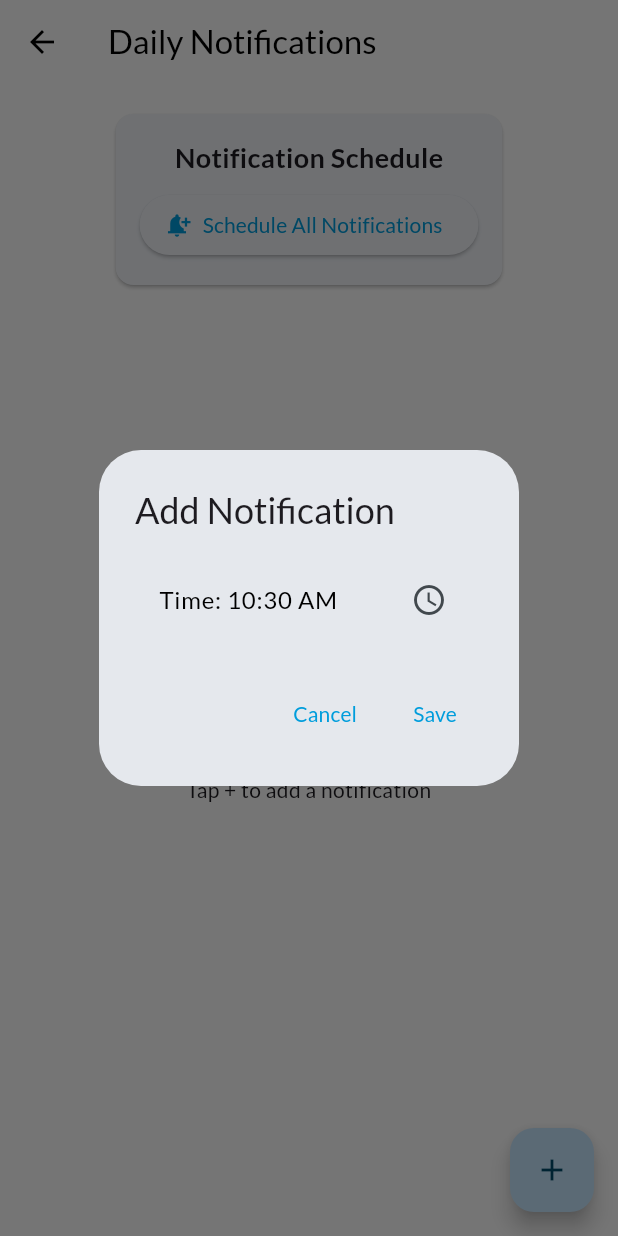
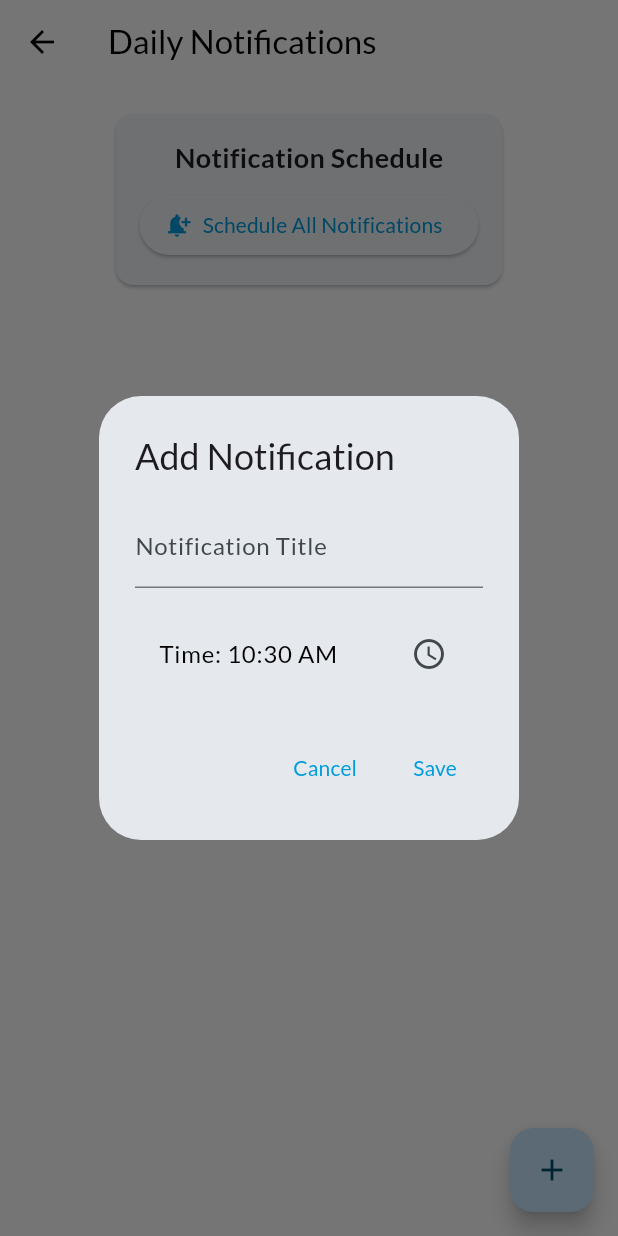
Before and after one commit to nzcv/QuickMath_Kids, a Flutter app: the NotificationScreen screen opened directly, after a tap on the "add" icon, on a phone screen of 412 x 824 dp. Run offline on Flutter 3.47's test engine with Material 3 defaults, Android fonts, the phone set to English and light mode, and no system bars; our stand-ins replace confetti, firebase_core, firebase_messaging, flutter_local_notifications, flutter_riverpod, flutter_tts and 5 more; missing offline and left inert: workmanager; accounts and stored records are empty.

Commit message:
noti functionality is working

```diff
--- a/lib/noti/noti.dart
+++ b/lib/noti/noti.dart
@@ -31,6 +31,7 @@ class _NotificationScreenState extends State<NotificationScreen> {
           .map((item) => {
                 'hour': item['time'].hour,
                 'minute': item['time'].minute,
+                'title': item['title'],
               })
           .toList(),
     );
@@ -38,16 +39,26 @@ class _NotificationScreenState extends State<NotificationScreen> {
     notificationService.scheduleNotifications(notificationSchedule);
   }
 
-  Future<void> _addOrEditNotification([Map<String, dynamic>? existing, int? index]) async {
+  Future<void> _addOrEditNotification(
+      [Map<String, dynamic>? existing, int? index]) async {
     TimeOfDay selectedTime = existing?['time'] ?? TimeOfDay.now();
+    String title = existing?['title'] ?? '';
 
     await showDialog(
       context: context,
       builder: (context) => AlertDialog(
-        title: Text(existing == null ? 'Add Notification' : 'Edit Notification'),
+        title:
+            Text(existing == null ? 'Add Notification' : 'Edit Notification'),
         content: Column(
           mainAxisSize: MainAxisSize.min,
           children: [
+            TextFormField(
+              initialValue: title,
+              decoration:
+                  const InputDecoration(labelText: 'Notification Title'),
+              onChanged: (value) => title = value,
+            ),
+            const SizedBox(height: 16),
             ListTile(
               title: Text('Time: ${selectedTime.format(context)}'),
               trailing: const Icon(Icons.access_time),
@@ -71,9 +82,11 @@ class _NotificationScreenState extends State<NotificationScreen> {
           ),
           TextButton(
             onPressed: () {
+              if (title.isNotEmpty) {
                 setState(() {
                   final newSchedule = {
                     'time': selectedTime,
+                    'title': title,
                   };
                   if (existing == null) {
                     notificationSchedule.add(newSchedule);
@@ -83,6 +96,7 @@ class _NotificationScreenState extends State<NotificationScreen> {
                 });
                 saveSchedule();
                 Navigator.pop(context);
+              }
             },
             child: const Text('Save'),
           ),
@@ -115,7 +129,8 @@ class _NotificationScreenState extends State<NotificationScreen> {
                     ),
                     const SizedBox(height: 8),
                     ElevatedButton.icon(
-                      onPressed: () => notificationService.scheduleNotifications(notificationSchedule),
+                      onPressed: () => notificationService
+                          .scheduleNotifications(notificationSchedule),
                       icon: const Icon(Icons.notification_add),
                       label: const Text('Schedule All Notifications'),
                     ),
@@ -137,7 +152,7 @@ class _NotificationScreenState extends State<NotificationScreen> {
                     itemBuilder: (context, index) {
                       final schedule = notificationSchedule[index];
                       return Dismissible(
-                        key: Key(schedule['time'].toString()),
+                        key: Key(schedule['title']),
                         direction: DismissDirection.endToStart,
                         background: Container(
                           color: Colors.red,
@@ -146,22 +161,29 @@ class _NotificationScreenState extends State<NotificationScreen> {
                           child: const Icon(Icons.delete, color: Colors.white),
                         ),
                         onDismissed: (direction) {
-                          final deletedNotification = notificationSchedule[index];
+                          // Store the deleted notification temporarily
+                          final deletedNotification =
+                              notificationSchedule[index];
                           final deletedIndex = index;
 
+                          // Remove the notification from the list
                           setState(() {
                             notificationSchedule.removeAt(index);
                           });
                           saveSchedule();
 
+                          // Show a SnackBar with an "Undo" action
                           ScaffoldMessenger.of(context).showSnackBar(
                             SnackBar(
-                              content: Text('Notification at ${schedule['time'].format(context)} deleted'),
+                              content: Text(
+                                  'Notification "${deletedNotification['title']}" deleted'),
                               action: SnackBarAction(
                                 label: 'Undo',
                                 onPressed: () {
+                                  // Restore the deleted notification
                                   setState(() {
-                                    notificationSchedule.insert(deletedIndex, deletedNotification);
+                                    notificationSchedule.insert(
+                                        deletedIndex, deletedNotification);
                                   });
                                   saveSchedule();
                                 },
@@ -170,14 +192,17 @@ class _NotificationScreenState extends State<NotificationScreen> {
                           );
                         },
                         child: Card(
-                          margin: const EdgeInsets.symmetric(horizontal: 16, vertical: 8),
+                          margin: const EdgeInsets.symmetric(
+                              horizontal: 16, vertical: 8),
                           child: ListTile(
                             leading: CircleAvatar(
                               child: Text('${index + 1}'),
                             ),
-                            title: Text('Daily Notification'),
-                            subtitle: Text('Time: ${schedule['time'].format(context)}'),
-                            onTap: () => _addOrEditNotification(schedule, index),
+                            title: Text(schedule['title']),
+                            subtitle: Text(
+                                'Time: ${schedule['time'].format(context)}'),
+                            onTap: () =>
+                                _addOrEditNotification(schedule, index),
                           ),
                         ),
                       );
--- a/lib/noti/noti_service.dart
+++ b/lib/noti/noti_service.dart
@@ -1,3 +1,4 @@
+// notification_service.dart
 import 'package:firebase_messaging/firebase_messaging.dart';
 import 'package:flutter_local_notifications/flutter_local_notifications.dart';
 import 'package:permission_handler/permission_handler.dart';
@@ -76,7 +77,9 @@ class NotificationService {
         initialDelay: initialDelay,
         inputData: {
           'id': i,
-          'body': 'Daily notification at ${notificationTime.hour}:${notificationTime.minute}',
+          'title': schedule['title'],
+          'body':
+              'Your daily notification at ${notificationTime.hour}:${notificationTime.minute}',
         },
         constraints: Constraints(
           networkType: NetworkType.not_required,
@@ -96,6 +99,7 @@ class NotificationService {
                   hour: item['hour'] as int,
                   minute: item['minute'] as int,
                 ),
+                'title': item['title'] as String,
               })
           .toList();
     }
@@ -110,6 +114,7 @@ class NotificationService {
           .map((item) => {
                 'hour': item['time'].hour,
                 'minute': item['time'].minute,
+                'title': item['title'],
               })
           .toList(),
     );
```
Also changed, not shown: 2 other files. Lines whose indentation alone changed are shown as unchanged.
